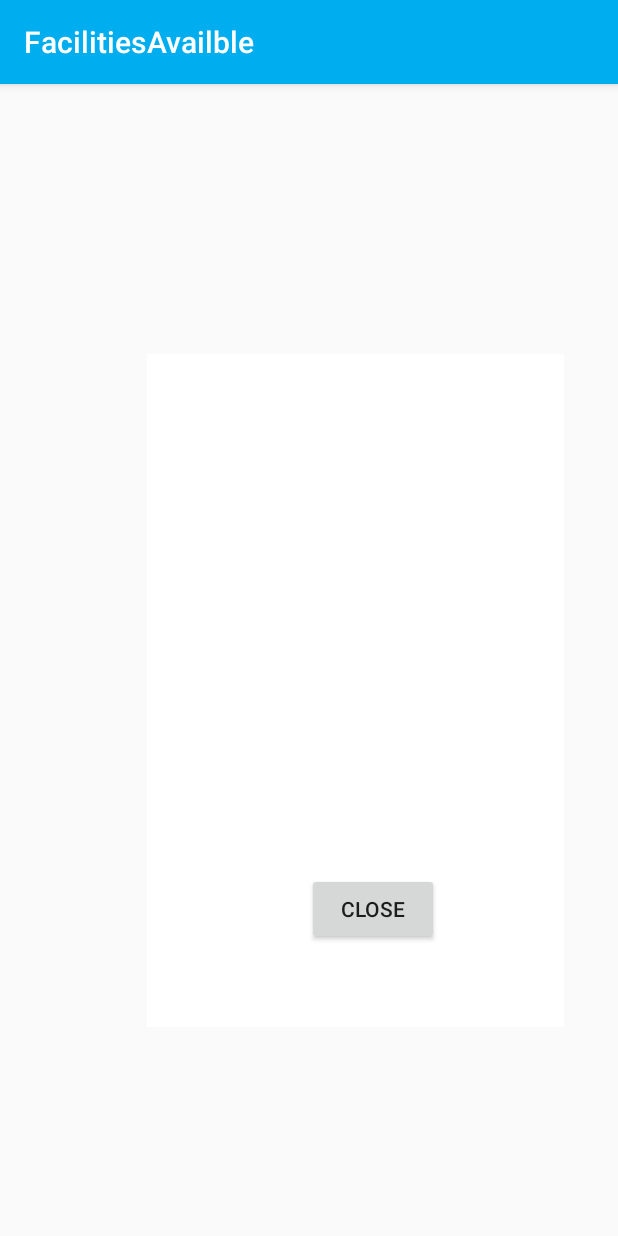
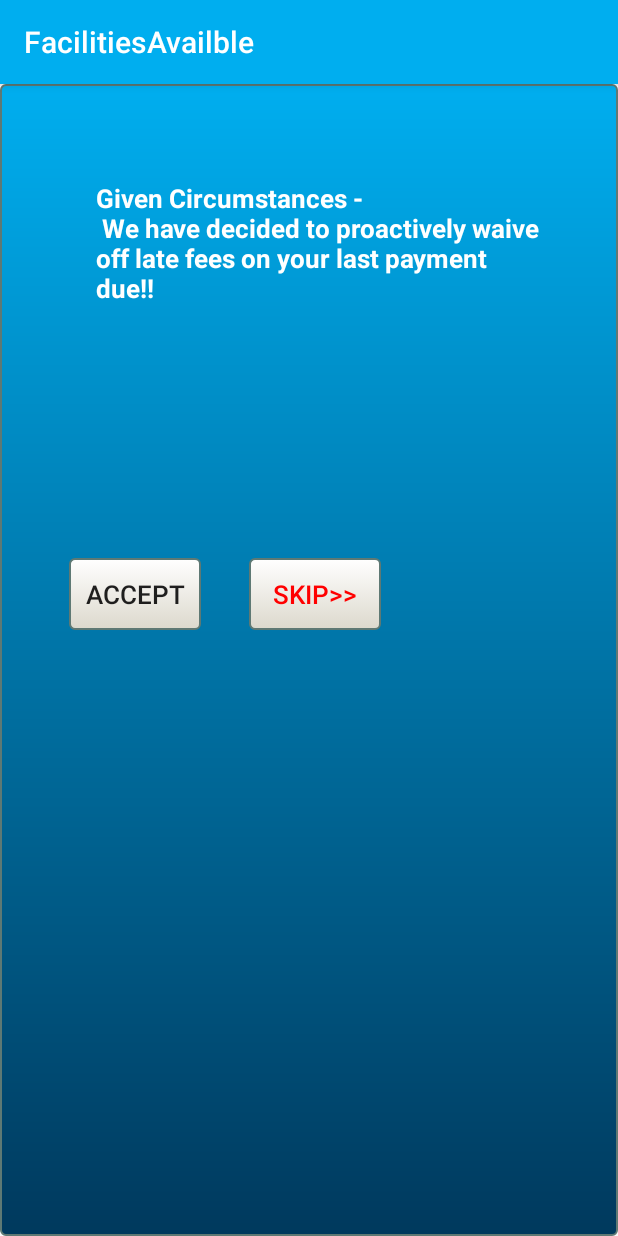
Before and after one commit to vijayj009/Android-Project, an Android app: the AvailableFacilityImpl screen opened directly, with no data from a screen before it, on a phone screen of 412 x 824 dp. Run offline under Robolectric (Android 15) with nearby library versions, the phone set to English and light mode, and no system bars.

Commit message:
updating UI

```diff
--- a/app/src/main/java/com/barclays/finambulance/services/GetUserDetailsImpl.java
+++ b/app/src/main/java/com/barclays/finambulance/services/GetUserDetailsImpl.java
@@ -7,10 +7,10 @@ public class GetUserDetailsImpl implements GetUserDetails {
     public String fetchUser(String username, String password){
 
         String fullName = "Nishigandha Mhaisne";
-        if(null != fullName){
+        if(null != username){
+            return username;
+        }else {
             return fullName;
-        }else {
-            return "Invalid_User";
         }
 
     }
--- a/app/src/main/res/layout/activity_facility.xml
+++ b/app/src/main/res/layout/activity_facility.xml
@@ -1,15 +1,11 @@
 <?xml version="1.0" encoding="utf-8"?>
-<LinearLayout xmlns:android="http://schemas.android.com/apk/res/android"
+<RelativeLayout xmlns:android="http://schemas.android.com/apk/res/android"
+    xmlns:app="http://schemas.android.com/apk/res-auto"
     android:orientation="vertical"
-    android:layout_width="wrap_content"
-    android:layout_height="wrap_content"
-    android:gravity="center"
-    android:layout_marginLeft="98dp"
-    android:layout_marginTop="180dp"
-    android:layout_marginRight="36dp"
-    android:layout_marginBottom="48dp"
-    android:background="#fff"
-    android:padding="10px">
+    android:layout_width="match_parent"
+    android:layout_height="match_parent"
+    android:padding="16dp"
+    android:background="@drawable/background">
 
     <TextView
         android:layout_width="wrap_content"
@@ -18,10 +14,47 @@
         android:layout_marginTop="48dp"
         android:layout_marginRight="36dp"
         android:layout_marginBottom="48dp"
-        android:text="@string/fee_waiver_message"
-        android:textColor="#fff"/>
+        android:textColor="@color/transparent"
+        android:textSize="17dp"
+        android:textStyle="bold"
+        android:text="@string/fee_waiver_message" />
 
     <Button
+        style="@style/Widget.AppCompat.Button.Borderless"
+        android:id="@+id/closePopupBtn"
+        android:layout_width="wrap_content"
+        android:layout_height="wrap_content"
+        android:layout_marginLeft="30dp"
+        android:layout_marginTop="300dp"
+        android:layout_marginRight="48dp"
+        android:layout_marginBottom="48dp"
+        android:layout_weight=".10"
+        android:gravity="center"
+        android:textSize="17dp"
+        app:cornerRadius="8dp"
+        app:rippleColor="#33AAAAAA"
+        app:strokeColor="@color/green"
+        android:background="@drawable/roundbutton"
+        android:text="Accept" />
+
+    <Button
+        style="@style/Widget.AppCompat.Button.Borderless"
+        android:id="@+id/skipButton"
+        android:layout_width="wrap_content"
+        android:layout_height="wrap_content"
+        android:gravity="center"
+        android:layout_marginLeft="150dp"
+        android:layout_marginTop="300dp"
+        android:layout_marginRight="30dp"
+        android:layout_marginBottom="64dp"
+        android:textColor="@color/red"
+        android:textSize="17dp"
+        app:cornerRadius="8dp"
+        app:rippleColor="#33AAAAAA"
+        app:strokeColor="@color/red"
+        android:background="@drawable/roundbutton"
+        android:text="Skip>>" />
+ <!--   <Button
         android:layout_width="wrap_content"
         android:layout_height="wrap_content"
         android:layout_marginLeft="48dp"
@@ -29,6 +62,6 @@
         android:layout_marginRight="36dp"
         android:layout_marginBottom="48dp"
         android:text="Close"
-        android:id="@+id/closePopupBtn"/>
+        android:id="@+id/closePopupBtn"/>-->
 
-</LinearLayout>
+</RelativeLayout>
--- a/app/src/main/res/layout/activity_notrequired.xml
+++ b/app/src/main/res/layout/activity_notrequired.xml
@@ -1,5 +1,6 @@
 <?xml version="1.0" encoding="utf-8"?>
 <RelativeLayout xmlns:android="http://schemas.android.com/apk/res/android"
+    xmlns:app="http://schemas.android.com/apk/res-auto"
     android:id="@+id/layoutnotrequired"
     android:layout_width="match_parent"
     android:layout_height="match_parent"
@@ -16,8 +17,10 @@
         android:layout_marginTop="48dp"
         android:layout_marginRight="36dp"
         android:layout_marginBottom="48dp"
+        android:textColor="@color/transparent"
+        android:gravity="center"
         android:textSize="17dp"
-        android:textColor="#fff"
+        android:textStyle="bold"
         android:text="Thanks!! Take Care"
         />
 
@@ -32,6 +35,7 @@
         android:layout_width="wrap_content"
         android:layout_height="wrap_content"
         android:textColor="@color/transparent"
+        app:cornerRadius="8dp"
         android:background="@drawable/roundbutton"
         android:text="Close" />
 </RelativeLayout>
```
Also changed, not shown: app/src/main/java/com/barclays/finambulance/UserProfile.java (+9 -6 lines), app/src/main/res/layout/activity_apr_discount.xml (+14 -16 lines), app/src/main/res/layout/activity_fee_waiver.xml (+17 -16 lines), app/src/main/res/menu/activity_user_profile_drawer.xml (+9 -9 lines), app/src/main/res/drawable/bank.png (added), app/src/main/res/drawable/bankimage.png (added), app/src/main/res/drawable/payment.jpg (added), app/src/main/res/drawable/transaction.png (added), 1 other file.
